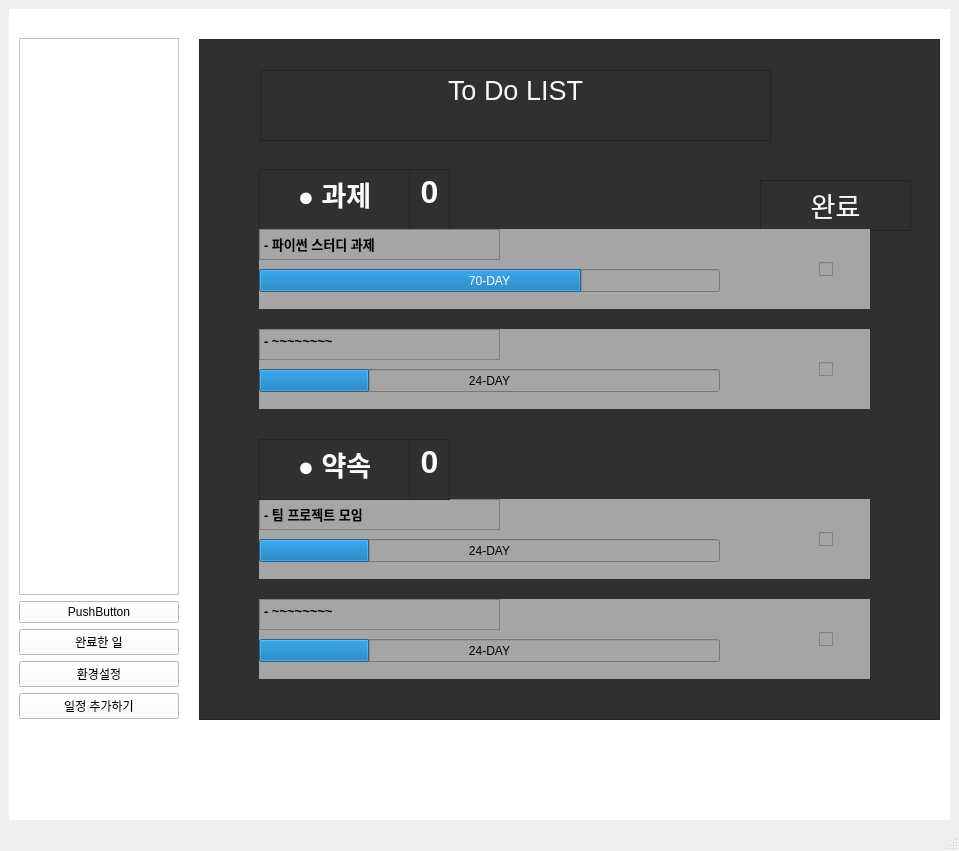
Qt form Todolist_Stack.ui (bbeomgeun/Python-Project) before a commit.
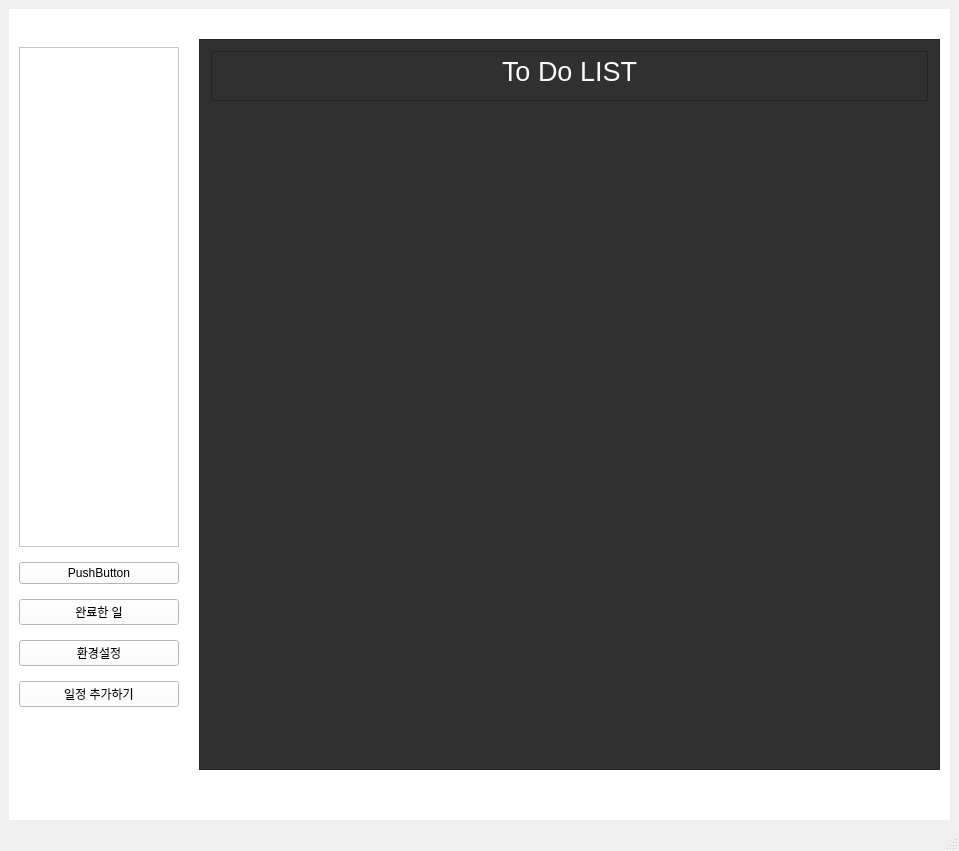
The same form after that commit. The open tabs and pages were chosen to show the change.

Commit message: addPage db연동 및 grid Layout 진행중

What changed in the file:
```diff
--- a/Todolist_Stack.ui
+++ b/Todolist_Stack.ui
@@ -148,7 +148,7 @@
           <x>190</x>
           <y>30</y>
           <width>741</width>
-          <height>681</height>
+          <height>731</height>
          </rect>
         </property>
         <property name="styleSheet">
@@ -168,351 +168,30 @@
            <x>0</x>
            <y>0</y>
            <width>739</width>
-           <height>679</height>
+           <height>729</height>
           </rect>
          </property>
-         <widget class="QTextEdit" name="textEdit_7">
-          <property name="geometry">
-           <rect>
-            <x>560</x>
-            <y>140</y>
-            <width>151</width>
-            <height>51</height>
-           </rect>
-          </property>
-          <property name="html">
-           <string>&lt;!DOCTYPE HTML PUBLIC &quot;-//W3C//DTD HTML 4.0//EN&quot; &quot;http://www.w3.org/TR/REC-html40/strict.dtd&quot;&gt;
-&lt;html&gt;&lt;head&gt;&lt;meta name=&quot;qrichtext&quot; content=&quot;1&quot; /&gt;&lt;style type=&quot;text/css&quot;&gt;
-p, li { white-space: pre-wrap; }
-&lt;/style&gt;&lt;/head&gt;&lt;body style=&quot; font-family:'Gulim'; font-size:9pt; font-weight:400; font-style:normal;&quot;&gt;
-&lt;p align=&quot;center&quot; style=&quot; margin-top:0px; margin-bottom:0px; margin-left:0px; margin-right:0px; -qt-block-indent:0; text-indent:0px;&quot;&gt;&lt;span style=&quot; font-size:20pt; color:#f9f9f9;&quot;&gt;완료&lt;/span&gt;&lt;/p&gt;&lt;/body&gt;&lt;/html&gt;</string>
-          </property>
-         </widget>
-         <widget class="QWidget" name="widget_3" native="true">
-          <property name="geometry">
-           <rect>
-            <x>59</x>
-            <y>459</y>
-            <width>611</width>
-            <height>80</height>
-           </rect>
-          </property>
-          <property name="styleSheet">
-           <string notr="true">background : rgb(165, 165, 165)</string>
-          </property>
-          <widget class="QCheckBox" name="checkBox_3">
-           <property name="geometry">
-            <rect>
-             <x>560</x>
-             <y>10</y>
-             <width>41</width>
-             <height>61</height>
-            </rect>
-           </property>
-           <property name="text">
-            <string/>
-           </property>
-          </widget>
-          <widget class="QTextEdit" name="textEdit_11">
-           <property name="geometry">
-            <rect>
-             <x>0</x>
-             <y>0</y>
-             <width>241</width>
-             <height>31</height>
-            </rect>
-           </property>
-           <property name="html">
-            <string>&lt;!DOCTYPE HTML PUBLIC &quot;-//W3C//DTD HTML 4.0//EN&quot; &quot;http://www.w3.org/TR/REC-html40/strict.dtd&quot;&gt;
-&lt;html&gt;&lt;head&gt;&lt;meta name=&quot;qrichtext&quot; content=&quot;1&quot; /&gt;&lt;style type=&quot;text/css&quot;&gt;
-p, li { white-space: pre-wrap; }
-&lt;/style&gt;&lt;/head&gt;&lt;body style=&quot; font-family:'Gulim'; font-size:9pt; font-weight:400; font-style:normal;&quot;&gt;
-&lt;p style=&quot; margin-top:0px; margin-bottom:0px; margin-left:0px; margin-right:0px; -qt-block-indent:0; text-indent:0px;&quot;&gt;&lt;span style=&quot; font-size:10pt; font-weight:600;&quot;&gt;- 팀 프로젝트 모임&lt;/span&gt;&lt;/p&gt;&lt;/body&gt;&lt;/html&gt;</string>
-           </property>
-          </widget>
-          <widget class="QProgressBar" name="progressBar_3">
-           <property name="geometry">
-            <rect>
-             <x>0</x>
-             <y>40</y>
-             <width>461</width>
-             <height>23</height>
-            </rect>
-           </property>
-           <property name="value">
-            <number>24</number>
-           </property>
-           <property name="textVisible">
-            <bool>true</bool>
-           </property>
-           <property name="format">
-            <string>%p-DAY</string>
-           </property>
-          </widget>
-         </widget>
-         <widget class="QTextEdit" name="textEdit_10">
-          <property name="geometry">
-           <rect>
-            <x>209</x>
-            <y>399</y>
-            <width>41</width>
-            <height>61</height>
-           </rect>
-          </property>
-          <property name="html">
-           <string>&lt;!DOCTYPE HTML PUBLIC &quot;-//W3C//DTD HTML 4.0//EN&quot; &quot;http://www.w3.org/TR/REC-html40/strict.dtd&quot;&gt;
-&lt;html&gt;&lt;head&gt;&lt;meta name=&quot;qrichtext&quot; content=&quot;1&quot; /&gt;&lt;style type=&quot;text/css&quot;&gt;
-p, li { white-space: pre-wrap; }
-&lt;/style&gt;&lt;/head&gt;&lt;body style=&quot; font-family:'Gulim'; font-size:9pt; font-weight:400; font-style:normal;&quot;&gt;
-&lt;p align=&quot;center&quot; style=&quot; margin-top:0px; margin-bottom:0px; margin-left:0px; margin-right:0px; -qt-block-indent:0; text-indent:0px;&quot;&gt;&lt;span style=&quot; font-size:24pt; font-weight:600; color:#fafafa;&quot;&gt;0&lt;/span&gt;&lt;/p&gt;&lt;/body&gt;&lt;/html&gt;</string>
-          </property>
-         </widget>
-         <widget class="QTextEdit" name="textEdit_9">
-          <property name="geometry">
-           <rect>
-            <x>59</x>
-            <y>399</y>
-            <width>151</width>
-            <height>61</height>
-           </rect>
-          </property>
-          <property name="html">
-           <string>&lt;!DOCTYPE HTML PUBLIC &quot;-//W3C//DTD HTML 4.0//EN&quot; &quot;http://www.w3.org/TR/REC-html40/strict.dtd&quot;&gt;
-&lt;html&gt;&lt;head&gt;&lt;meta name=&quot;qrichtext&quot; content=&quot;1&quot; /&gt;&lt;style type=&quot;text/css&quot;&gt;
-p, li { white-space: pre-wrap; }
-&lt;/style&gt;&lt;/head&gt;&lt;body style=&quot; font-family:'Gulim'; font-size:9pt; font-weight:400; font-style:normal;&quot;&gt;
-&lt;p align=&quot;center&quot; style=&quot; margin-top:0px; margin-bottom:0px; margin-left:0px; margin-right:0px; -qt-block-indent:0; text-indent:0px;&quot;&gt;&lt;span style=&quot; font-size:20pt; font-weight:600; color:#fcfcfc;&quot;&gt;● 약속&lt;/span&gt;&lt;/p&gt;&lt;/body&gt;&lt;/html&gt;</string>
-          </property>
-         </widget>
-         <widget class="QTextEdit" name="textEdit_6">
-          <property name="geometry">
-           <rect>
-            <x>59</x>
-            <y>129</y>
-            <width>151</width>
-            <height>61</height>
-           </rect>
-          </property>
-          <property name="html">
-           <string>&lt;!DOCTYPE HTML PUBLIC &quot;-//W3C//DTD HTML 4.0//EN&quot; &quot;http://www.w3.org/TR/REC-html40/strict.dtd&quot;&gt;
-&lt;html&gt;&lt;head&gt;&lt;meta name=&quot;qrichtext&quot; content=&quot;1&quot; /&gt;&lt;style type=&quot;text/css&quot;&gt;
-p, li { white-space: pre-wrap; }
-&lt;/style&gt;&lt;/head&gt;&lt;body style=&quot; font-family:'Gulim'; font-size:9pt; font-weight:400; font-style:normal;&quot;&gt;
-&lt;p align=&quot;center&quot; style=&quot; margin-top:0px; margin-bottom:0px; margin-left:0px; margin-right:0px; -qt-block-indent:0; text-indent:0px;&quot;&gt;&lt;span style=&quot; font-size:20pt; font-weight:600; color:#fcfcfc;&quot;&gt;● 과제&lt;/span&gt;&lt;/p&gt;&lt;/body&gt;&lt;/html&gt;</string>
-          </property>
-         </widget>
-         <widget class="QTextEdit" name="textEdit_5">
-          <property name="geometry">
-           <rect>
-            <x>209</x>
-            <y>129</y>
-            <width>41</width>
-            <height>61</height>
-           </rect>
-          </property>
-          <property name="html">
-           <string>&lt;!DOCTYPE HTML PUBLIC &quot;-//W3C//DTD HTML 4.0//EN&quot; &quot;http://www.w3.org/TR/REC-html40/strict.dtd&quot;&gt;
-&lt;html&gt;&lt;head&gt;&lt;meta name=&quot;qrichtext&quot; content=&quot;1&quot; /&gt;&lt;style type=&quot;text/css&quot;&gt;
-p, li { white-space: pre-wrap; }
-&lt;/style&gt;&lt;/head&gt;&lt;body style=&quot; font-family:'Gulim'; font-size:9pt; font-weight:400; font-style:normal;&quot;&gt;
-&lt;p align=&quot;center&quot; style=&quot; margin-top:0px; margin-bottom:0px; margin-left:0px; margin-right:0px; -qt-block-indent:0; text-indent:0px;&quot;&gt;&lt;span style=&quot; font-size:24pt; font-weight:600; color:#fafafa;&quot;&gt;0&lt;/span&gt;&lt;/p&gt;&lt;/body&gt;&lt;/html&gt;</string>
-          </property>
-         </widget>
-         <widget class="QWidget" name="widget" native="true">
-          <property name="geometry">
-           <rect>
-            <x>59</x>
-            <y>189</y>
-            <width>611</width>
-            <height>80</height>
-           </rect>
-          </property>
-          <property name="styleSheet">
-           <string notr="true">background : rgb(165, 165, 165)</string>
-          </property>
-          <widget class="QCheckBox" name="checkBox">
-           <property name="geometry">
-            <rect>
-             <x>560</x>
-             <y>10</y>
-             <width>41</width>
-             <height>61</height>
-            </rect>
-           </property>
-           <property name="text">
-            <string/>
-           </property>
-          </widget>
-          <widget class="QTextEdit" name="textEdit_4">
-           <property name="geometry">
-            <rect>
-             <x>0</x>
-             <y>0</y>
-             <width>241</width>
-             <height>31</height>
-            </rect>
-           </property>
-           <property name="html">
-            <string>&lt;!DOCTYPE HTML PUBLIC &quot;-//W3C//DTD HTML 4.0//EN&quot; &quot;http://www.w3.org/TR/REC-html40/strict.dtd&quot;&gt;
-&lt;html&gt;&lt;head&gt;&lt;meta name=&quot;qrichtext&quot; content=&quot;1&quot; /&gt;&lt;style type=&quot;text/css&quot;&gt;
-p, li { white-space: pre-wrap; }
-&lt;/style&gt;&lt;/head&gt;&lt;body style=&quot; font-family:'Gulim'; font-size:9pt; font-weight:400; font-style:normal;&quot;&gt;
-&lt;p style=&quot; margin-top:0px; margin-bottom:0px; margin-left:0px; margin-right:0px; -qt-block-indent:0; text-indent:0px;&quot;&gt;&lt;span style=&quot; font-size:10pt; font-weight:600;&quot;&gt;- 파이썬 스터디 과제&lt;/span&gt;&lt;/p&gt;&lt;/body&gt;&lt;/html&gt;</string>
-           </property>
-          </widget>
-          <widget class="QProgressBar" name="progressBar">
-           <property name="geometry">
-            <rect>
-             <x>0</x>
-             <y>40</y>
-             <width>461</width>
-             <height>23</height>
-            </rect>
-           </property>
-           <property name="value">
-            <number>70</number>
-           </property>
-           <property name="textVisible">
-            <bool>true</bool>
-           </property>
-           <property name="format">
-            <string>%p-DAY</string>
-           </property>
-          </widget>
-         </widget>
-         <widget class="QWidget" name="widget_4" native="true">
-          <property name="geometry">
-           <rect>
-            <x>59</x>
-            <y>559</y>
-            <width>611</width>
-            <height>80</height>
-           </rect>
-          </property>
-          <property name="styleSheet">
-           <string notr="true">background : rgb(165, 165, 165)</string>
-          </property>
-          <widget class="QCheckBox" name="checkBox_4">
-           <property name="geometry">
-            <rect>
-             <x>560</x>
-             <y>10</y>
-             <width>41</width>
-             <height>61</height>
-            </rect>
-           </property>
-           <property name="text">
-            <string/>
-           </property>
-          </widget>
-          <widget class="QTextEdit" name="textEdit_12">
-           <property name="geometry">
-            <rect>
-             <x>0</x>
-             <y>0</y>
-             <width>241</width>
-             <height>31</height>
-            </rect>
-           </property>
-           <property name="html">
-            <string>&lt;!DOCTYPE HTML PUBLIC &quot;-//W3C//DTD HTML 4.0//EN&quot; &quot;http://www.w3.org/TR/REC-html40/strict.dtd&quot;&gt;
-&lt;html&gt;&lt;head&gt;&lt;meta name=&quot;qrichtext&quot; content=&quot;1&quot; /&gt;&lt;style type=&quot;text/css&quot;&gt;
-p, li { white-space: pre-wrap; }
-&lt;/style&gt;&lt;/head&gt;&lt;body style=&quot; font-family:'Gulim'; font-size:9pt; font-weight:400; font-style:normal;&quot;&gt;
-&lt;p style=&quot; margin-top:0px; margin-bottom:0px; margin-left:0px; margin-right:0px; -qt-block-indent:0; text-indent:0px;&quot;&gt;&lt;span style=&quot; font-size:10pt; font-weight:600;&quot;&gt;- ~~~~~~~~&lt;/span&gt;&lt;/p&gt;&lt;/body&gt;&lt;/html&gt;</string>
-           </property>
-          </widget>
-          <widget class="QProgressBar" name="progressBar_4">
-           <property name="geometry">
-            <rect>
-             <x>0</x>
-             <y>40</y>
-             <width>461</width>
-             <height>23</height>
-            </rect>
-           </property>
-           <property name="value">
-            <number>24</number>
-           </property>
-           <property name="textVisible">
-            <bool>true</bool>
-           </property>
-           <property name="format">
-            <string>%p-DAY</string>
-           </property>
-          </widget>
-         </widget>
-         <widget class="QWidget" name="widget_2" native="true">
-          <property name="geometry">
-           <rect>
-            <x>59</x>
-            <y>289</y>
-            <width>611</width>
-            <height>80</height>
-           </rect>
-          </property>
-          <property name="styleSheet">
-           <string notr="true">background : rgb(165, 165, 165)</string>
-          </property>
-          <widget class="QCheckBox" name="checkBox_2">
-           <property name="geometry">
-            <rect>
-             <x>560</x>
-             <y>10</y>
-             <width>41</width>
-             <height>61</height>
-            </rect>
-           </property>
-           <property name="text">
-            <string/>
-           </property>
-          </widget>
-          <widget class="QTextEdit" name="textEdit_8">
-           <property name="geometry">
-            <rect>
-             <x>0</x>
-             <y>0</y>
-             <width>241</width>
-             <height>31</height>
-            </rect>
-           </property>
-           <property name="html">
-            <string>&lt;!DOCTYPE HTML PUBLIC &quot;-//W3C//DTD HTML 4.0//EN&quot; &quot;http://www.w3.org/TR/REC-html40/strict.dtd&quot;&gt;
-&lt;html&gt;&lt;head&gt;&lt;meta name=&quot;qrichtext&quot; content=&quot;1&quot; /&gt;&lt;style type=&quot;text/css&quot;&gt;
-p, li { white-space: pre-wrap; }
-&lt;/style&gt;&lt;/head&gt;&lt;body style=&quot; font-family:'Gulim'; font-size:9pt; font-weight:400; font-style:normal;&quot;&gt;
-&lt;p style=&quot; margin-top:0px; margin-bottom:0px; margin-left:0px; margin-right:0px; -qt-block-indent:0; text-indent:0px;&quot;&gt;&lt;span style=&quot; font-size:10pt; font-weight:600;&quot;&gt;- ~~~~~~~~&lt;/span&gt;&lt;/p&gt;&lt;/body&gt;&lt;/html&gt;</string>
-           </property>
-          </widget>
-          <widget class="QProgressBar" name="progressBar_2">
-           <property name="geometry">
-            <rect>
-             <x>0</x>
-             <y>40</y>
-             <width>461</width>
-             <height>23</height>
-            </rect>
-           </property>
-           <property name="value">
-            <number>24</number>
-           </property>
-           <property name="textVisible">
-            <bool>true</bool>
-           </property>
-           <property name="format">
-            <string>%p-DAY</string>
-           </property>
-          </widget>
-         </widget>
          <widget class="QTextEdit" name="textEdit_40">
           <property name="geometry">
            <rect>
-            <x>60</x>
-            <y>30</y>
-            <width>511</width>
-            <height>71</height>
+            <x>11</x>
+            <y>11</y>
+            <width>717</width>
+            <height>50</height>
            </rect>
           </property>
+          <property name="sizePolicy">
+           <sizepolicy hsizetype="Expanding" vsizetype="Minimum">
+            <horstretch>0</horstretch>
+            <verstretch>0</verstretch>
+           </sizepolicy>
+          </property>
+          <property name="maximumSize">
+           <size>
+            <width>16777215</width>
+            <height>50</height>
+           </size>
+          </property>
           <property name="html">
            <string>&lt;!DOCTYPE HTML PUBLIC &quot;-//W3C//DTD HTML 4.0//EN&quot; &quot;http://www.w3.org/TR/REC-html40/strict.dtd&quot;&gt;
 &lt;html&gt;&lt;head&gt;&lt;meta name=&quot;qrichtext&quot; content=&quot;1&quot; /&gt;&lt;style type=&quot;text/css&quot;&gt;
@@ -521,6 +200,21 @@
 &lt;p align=&quot;center&quot; style=&quot; margin-top:0px; margin-bottom:0px; margin-left:0px; margin-right:0px; -qt-block-indent:0; text-indent:0px;&quot;&gt;&lt;span style=&quot; font-size:20pt; color:#f9f9f9;&quot;&gt;To Do LIST&lt;/span&gt;&lt;/p&gt;&lt;/body&gt;&lt;/html&gt;</string>
           </property>
          </widget>
+         <widget class="QWidget" name="gridLayoutWidget">
+          <property name="geometry">
+           <rect>
+            <x>11</x>
+            <y>68</y>
+            <width>711</width>
+            <height>651</height>
+           </rect>
+          </property>
+          <layout class="QGridLayout" name="main_gridLayout">
+           <property name="verticalSpacing">
+            <number>750</number>
+           </property>
+          </layout>
+         </widget>
         </widget>
        </widget>
        <widget class="QWidget" name="verticalLayoutWidget_2">
@@ -534,7 +228,20 @@
         </property>
         <layout class="QVBoxLayout" name="verticalLayout_2">
          <item>
-          <widget class="QTextEdit" name="text_hello"/>
+          <widget class="QTextEdit" name="text_hello">
+           <property name="sizePolicy">
+            <sizepolicy hsizetype="Expanding" vsizetype="Maximum">
+             <horstretch>0</horstretch>
+             <verstretch>0</verstretch>
+            </sizepolicy>
+           </property>
+           <property name="maximumSize">
+            <size>
+             <width>16777215</width>
+             <height>500</height>
+            </size>
+           </property>
+          </widget>
          </item>
          <item>
           <widget class="QPushButton" name="pushButton">
```
Left out of the diff: 56 changed lines with no effect on the pictures. The commit also changes 3 other files.
